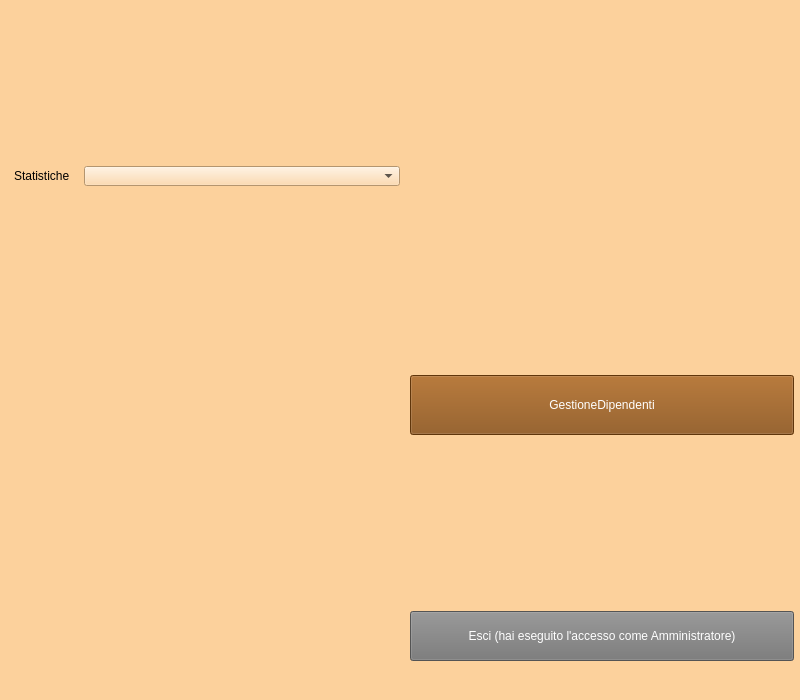
The window that Amministratore/view/amministratoreMain.ui (ManuelMarrone/GestioneBowling) describes before a commit, drawn with Qt 5.
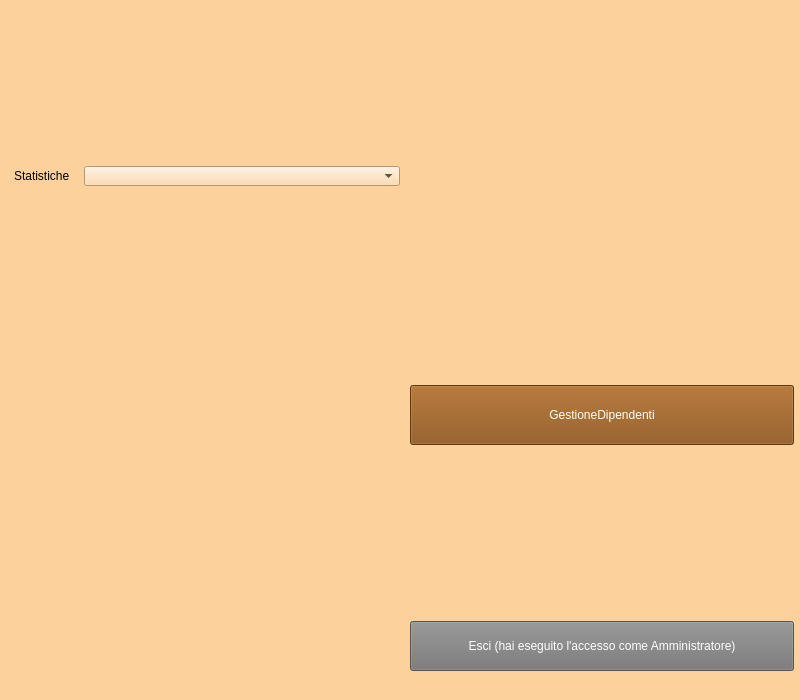
The same window after the commit. Icons and pictures are not drawn.

The edit to the form file:
```diff
--- a/Amministratore/view/amministratoreMain.ui
+++ b/Amministratore/view/amministratoreMain.ui
@@ -49,7 +49,7 @@
      <x>10</x>
      <y>10</y>
      <width>784</width>
-     <height>671</height>
+     <height>681</height>
     </rect>
    </property>
    <layout class="QVBoxLayout" name="verticalLayout">
```
